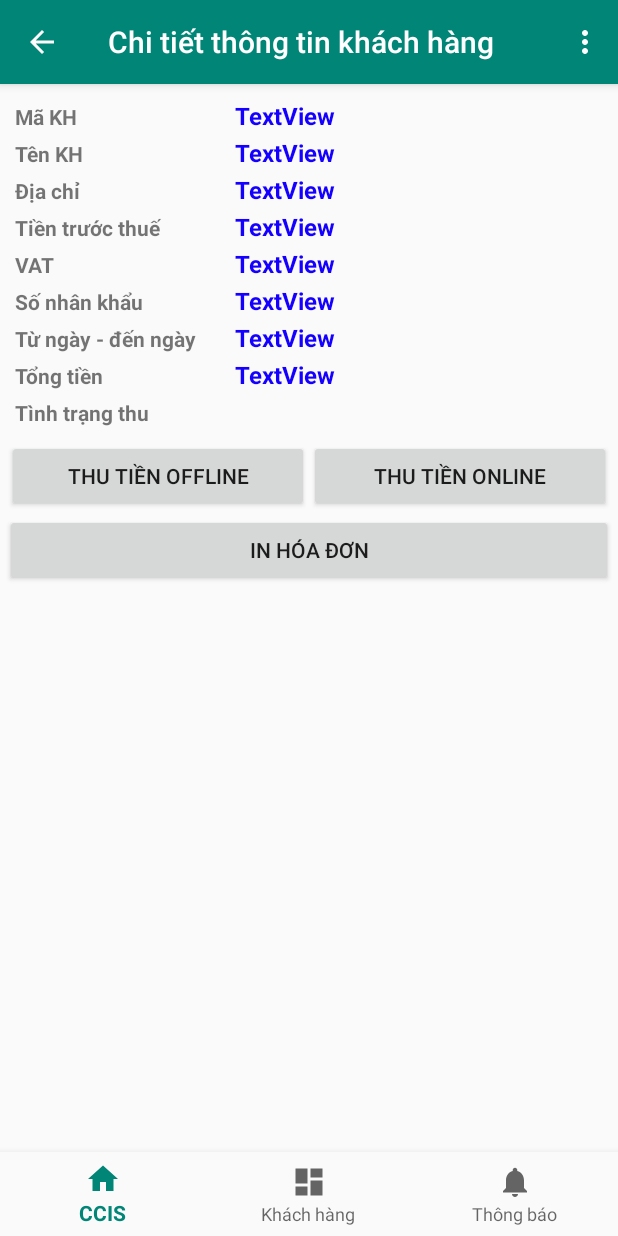
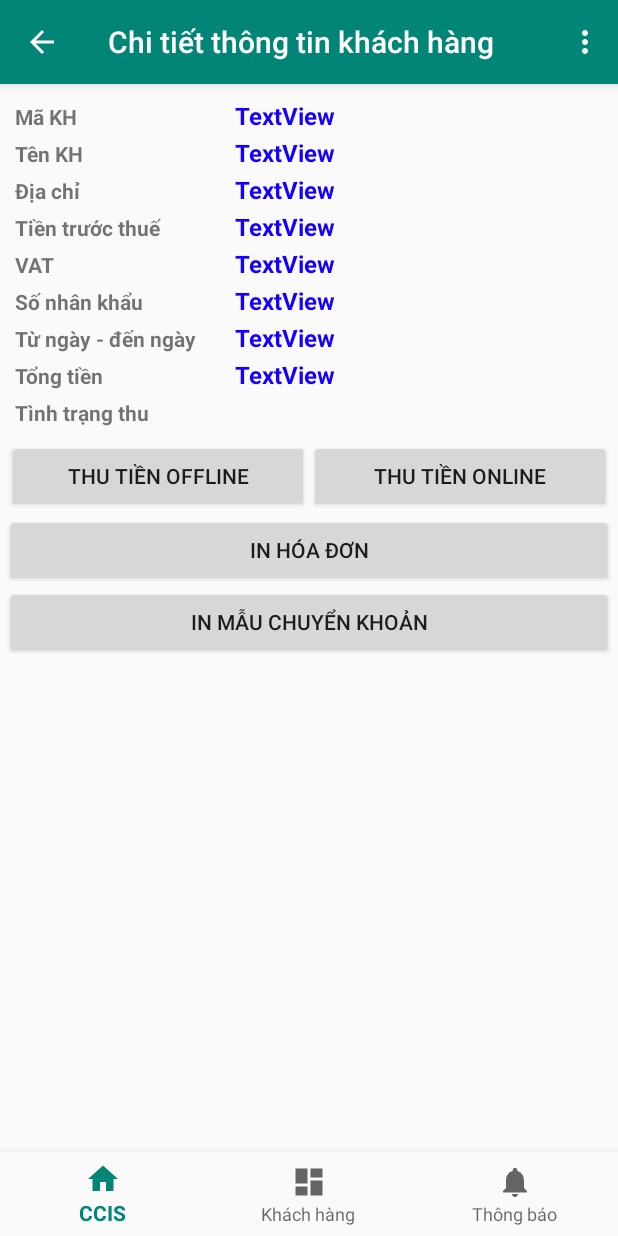
Before and after one commit to thanhvt/CCISApp, an Android app: the TaxInvoiceDetailFragment screen opened directly, with no data from a screen before it, on a phone screen of 412 x 824 dp. Run offline under Robolectric (Android 15) with nearby library versions, the phone set to English and light mode, and no system bars; our stand-ins replace ButterKnife; libraries missing offline, so code that uses them is left out: com.activeandroid, com.activeandroid.query, es.dmoral.toasty; 2 statements that could not run were skipped.

Commit message:
Cập nhật edit user - track debt Thay đổi thông tin KH xong vào lại vẫn thấy thông tin ban đầu (chỉ bị từ ngày đến ngày, còn các thông tin khác như nhân khẩu không bị) Mẫu thông báo chuyển khoản Bổ sung cho phép sửa payment method code

```diff
--- a/app/src/main/java/com/es/printer/BluetoothPrinterActivity.java
+++ b/app/src/main/java/com/es/printer/BluetoothPrinterActivity.java
@@ -84,6 +84,12 @@ Bill_TaxInvoice taxInvoice;
             taxInvoice =
                     (Bill_TaxInvoice) getIntent().getExtras().getSerializable("TAX");
             kieu = getIntent().getExtras().getInt("KIEU");
+
+            if (kieu == 4) {
+                btnPrintInHD.setVisibility(View.INVISIBLE);
+            } else {
+                btnInCK.setVisibility(View.INVISIBLE);
+            }
         }
     }
 
--- a/app/src/main/java/com/es/printer/PrintReceipt.java
+++ b/app/src/main/java/com/es/printer/PrintReceipt.java
@@ -896,11 +896,6 @@ public class PrintReceipt {
             BluetoothPrinterActivity.BLUETOOTH_PRINTER.SetAlignMode((byte) 0);
             BluetoothPrinterActivity.BLUETOOTH_PRINTER.BT_Write("Thong tin tra cuu truy cap tai: urenco.com.vn");
 
-
-            BluetoothPrinterActivity.BLUETOOTH_PRINTER.LF();
-            BluetoothPrinterActivity.BLUETOOTH_PRINTER.SetAlignMode((byte) 0);
-            BluetoothPrinterActivity.BLUETOOTH_PRINTER.BT_Write("(Ghi chu: danh cho ho kinh doanh)");
-
             BluetoothPrinterActivity.BLUETOOTH_PRINTER.LF();
             BluetoothPrinterActivity.BLUETOOTH_PRINTER.LF();
             BluetoothPrinterActivity.BLUETOOTH_PRINTER.LF();
--- a/app/src/main/res/layout/fragment_adjustinformations.xml
+++ b/app/src/main/res/layout/fragment_adjustinformations.xml
@@ -209,17 +209,18 @@
 
                 <TextView
                     android:id="@+id/textView45"
-                    android:layout_width="match_parent"
+                    android:layout_width="wrap_content"
                     android:layout_height="wrap_content"
                     android:layout_weight="1"
+                    android:layout_marginRight="10dp"
                     android:text="Thanh toán"
                     android:textStyle="bold" />
 
                 <Spinner
                     android:id="@+id/spnDmucThanhToan"
                     android:layout_width="wrap_content"
-                    android:layout_weight="2"
                     android:drawSelectorOnTop="true"
+                    android:layout_weight="1"
                     android:entries="@array/pthuc_ttoan"
                     android:layout_height="50dp" />
             </LinearLayout>
--- a/app/src/main/res/layout/fragment_taxinvoicedetail.xml
+++ b/app/src/main/res/layout/fragment_taxinvoicedetail.xml
@@ -277,6 +277,11 @@
         android:layout_height="wrap_content"
         android:text="In hóa đơn" />
 
+    <Button
+        android:id="@+id/btnInHDCK"
+        android:layout_width="match_parent"
+        android:layout_height="wrap_content"
+        android:text="In mẫu chuyển khoản" />
     <!--<Button-->
     <!--android:id="@+id/btnGuiSMS"-->
     <!--android:layout_width="match_parent"-->
```
Also changed, not shown: app/src/main/java/com/es/ccisapp/TaxInvoiceDetailFragment.java (+11 -0 lines).
